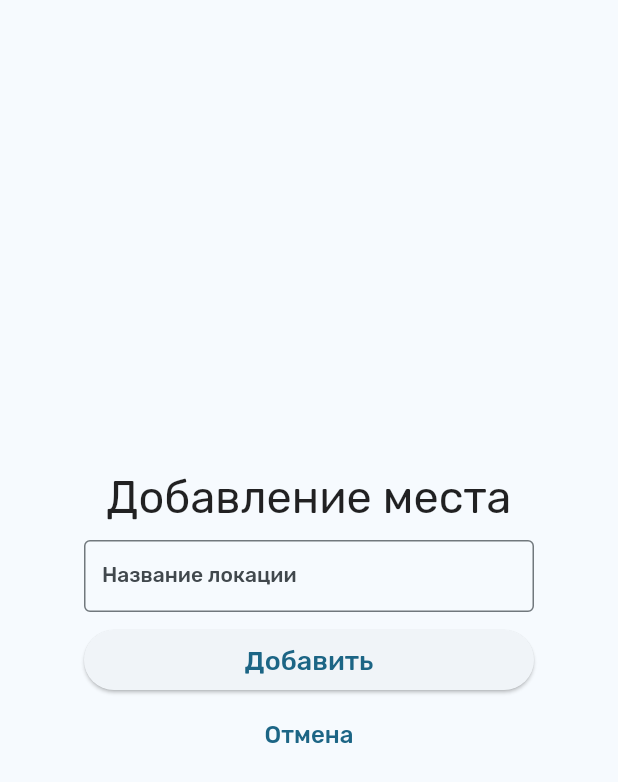
After one commit to tetrochel/itdols, a Flutter app: the AddPlacePage screen opened by its route, on a phone screen of 412 x 824 dp. The commit adds this screen. Shown: the top 782 px of the screen. Run offline on Flutter 3.47's test engine with Material 2 defaults, Android fonts, the phone set to English and light mode, and no system bars; our stand-ins replace flutter_riverpod, google_fonts, hive; accounts and stored records are empty.

Commit message:
Fix models and add post place method

```diff
--- a/lib/core/data/api/api.dart
+++ b/lib/core/data/api/api.dart
@@ -3,7 +3,7 @@ import 'package:crypto/crypto.dart';
 
 class API {
   static const String mainURL = 'http://127.0.0.1:5000';
-  static String getPasswordHash(String password, String salt) {
+  static Future<String> getPasswordHash(String password, String salt) async {
     String result = '$password$salt';
     for (var i = 0; i < 1530; i++) {
       List<int> bytes = utf8.encode('$result$salt');
--- a/lib/core/routes.dart
+++ b/lib/core/routes.dart
@@ -2,9 +2,11 @@ import 'package:flutter/material.dart';
 import 'package:itdols/features/auth/presentation/login_page.dart';
 import 'package:itdols/features/auth/presentation/registration_page.dart';
 import 'package:itdols/core/widgets/main_page.dart';
+import 'package:itdols/features/places/presentation/add_place_page.dart';
 
 Map<String, Widget Function(BuildContext)> routes = {
   '/': (context) => MainPage(),
   '/login': (context) => LoginPage(),
   '/registration': (context) => RegistrationPage(),
+  '/add_place': (context) => AddPlacePage(),
 };
--- a/lib/core/widgets/place_color_circle.dart
+++ b/lib/core/widgets/place_color_circle.dart
@@ -4,11 +4,11 @@ class PlaceColorCircle extends StatelessWidget {
   const PlaceColorCircle({
     Key? key,
     required this.size,
-    required this.id,
+    required this.color,
   }) : super(key: key);
 
   final double size;
-  final String id;
+  final String color;
   @override
   Widget build(BuildContext context) {
     return Container(
@@ -16,7 +16,7 @@ class PlaceColorCircle extends StatelessWidget {
       width: size,
       decoration: BoxDecoration(
         border: Border.all(color: Colors.grey),
-        color: Color(0xAA000000 + int.parse(id.substring(2, 8), radix: 16)),
+        color: Color(0xAA000000 + int.parse(color, radix: 16)),
         shape: BoxShape.circle,
       ),
     );
--- a/lib/features/auth/domain/data/api/auth_api_methods.dart
+++ b/lib/features/auth/domain/data/api/auth_api_methods.dart
@@ -14,7 +14,7 @@ class AuthAPIMethods {
   static Future<String?> registerUser(String username, String password) async {
     String? token;
     String salt = getRandomString(100);
-    String hash = API.getPasswordHash(password, salt);
+    String hash = await API.getPasswordHash(password, salt);
     http.Response response = await http.post(
       Uri.parse('${API.mainURL}/registration'),
       headers: <String, String>{
@@ -27,7 +27,7 @@ class AuthAPIMethods {
       }),
     );
     if (response.statusCode == 200) {
-      token = await jsonDecode(response.body)['token'];
+      token = jsonDecode(response.body)['token'];
       return token;
     } else {
       return null;
--- a/lib/features/auth/domain/states/user_state.dart
+++ b/lib/features/auth/domain/states/user_state.dart
@@ -11,4 +11,8 @@ class UserStateHolder extends StateNotifier<UserModel?> {
   void setUser(UserModel? user) {
     state = user;
   }
+
+  UserModel? getUser() {
+    return state;
+  }
 }
--- a/lib/features/calculation/presentation/calculation_page.dart
+++ b/lib/features/calculation/presentation/calculation_page.dart
@@ -113,7 +113,7 @@ class _PlaceWidget extends StatelessWidget {
   Widget build(BuildContext context) {
     return Row(
       children: [
-        PlaceColorCircle(size: 12, id: place.id),
+        PlaceColorCircle(size: 12, color: place.color),
         const SizedBox(
           width: 4,
         ),
--- a/lib/features/jobs/presentation/job_widget.dart
+++ b/lib/features/jobs/presentation/job_widget.dart
@@ -201,7 +201,7 @@ class _PlaceWidget extends StatelessWidget {
   Widget build(BuildContext context) {
     return Row(
       children: [
-        PlaceColorCircle(size: 12, id: place.id),
+        PlaceColorCircle(size: 12, color: place.color),
         const SizedBox(
           width: 4,
         ),
--- a/lib/features/places/places_controller.dart
+++ b/lib/features/places/places_controller.dart
@@ -50,4 +50,9 @@ class PlacesController {
   Future setPlace(PlaceModel place) async {
     print(place);
   }
+
+  Future<bool> addPlace(String name) async {
+    String token = userStateHolder.getUser()!.token;
+    return await PlacesAPIMethods.addPlace(token, name);
+  }
 }
--- /dev/null
+++ b/lib/features/places/presentation/add_place_page.dart
@@ -0,0 +1,86 @@
+import 'package:flutter/material.dart';
+import 'package:flutter_riverpod/flutter_riverpod.dart';
+import 'package:itdols/core/widgets/messeger.dart';
+import 'package:itdols/features/places/places_controller.dart';
+
+class AddPlacePage extends ConsumerWidget {
+  AddPlacePage({super.key});
+  final TextEditingController controller = TextEditingController();
+
+  @override
+  Widget build(BuildContext context, WidgetRef ref) {
+    return SafeArea(
+      child: Scaffold(
+        body: Center(
+          child: SizedBox(
+            width: 300,
+            child: Column(
+              mainAxisSize: MainAxisSize.min,
+              children: [
+                const Text(
+                  'Добавление места',
+                  style: TextStyle(fontSize: 30),
+                ),
+                const SizedBox(height: 10),
+                SizedBox(
+                  width: double.infinity,
+                  height: 50,
+                  child: TextFormField(
+                    style: const TextStyle(fontSize: 20),
+                    controller: controller,
+                    onFieldSubmitted: (value) => addPlace(context, ref),
+                    decoration: const InputDecoration(
+                      labelText: 'Название локации',
+                      border: OutlineInputBorder(),
+                      contentPadding: EdgeInsets.symmetric(horizontal: 8),
+                    ),
+                  ),
+                ),
+                const SizedBox(height: 10),
+                SizedBox(
+                  height: 40,
+                  width: double.infinity,
+                  child: ElevatedButton(
+                    onPressed: () => addPlace(context, ref),
+                    child: const Text(
+                      'Добавить',
+                      style: TextStyle(fontSize: 18),
+                    ),
+                  ),
+                ),
+                const SizedBox(height: 10),
+                SizedBox(
+                  height: 40,
+                  width: double.infinity,
+                  child: TextButton(
+                    onPressed: () {
+                      Navigator.pop(context);
+                    },
+                    child: const Text(
+                      'Отмена',
+                      style: TextStyle(fontSize: 16),
+                    ),
+                  ),
+                ),
+              ],
+            ),
+          ),
+        ),
+      ),
+    );
+  }
+
+  Future addPlace(BuildContext context, WidgetRef ref, [bool mounted = true]) async {
+    String name = controller.text.trim();
+    if (name.isEmpty) {
+      showMessage('Введите название места!', context);
+      return;
+    }
+    if (!await ref.read(placesController).addPlace(name)) {
+      showMessage('Ошибка сети!', context);
+    }
+    await ref.read(placesController).getPlaces();
+    if (!mounted) return;
+    Navigator.pop(context);
+  }
+}
--- a/lib/features/places/presentation/place_widget.dart
+++ b/lib/features/places/presentation/place_widget.dart
@@ -29,7 +29,7 @@ class PlaceWidgetState extends ConsumerState<PlaceWidget> {
         height: 42,
         child: Row(
           children: [
-            PlaceColorCircle(size: 18, id: widget.place.id),
+            PlaceColorCircle(size: 18, color: widget.place.color),
             SizedBox(
               width: isEditing ? 4 : 14,
             ),
--- a/lib/features/places/presentation/places_page.dart
+++ b/lib/features/places/presentation/places_page.dart
@@ -27,7 +27,7 @@ class PlacesPage extends ConsumerWidget {
           actions: [
             ElevatedButton(
               onPressed: () {
-                // TODO: go to place create screen
+                Navigator.pushNamed(context, '/add_place');
               },
               child: const Text('Добавить'),
             )
--- a/lib/features/routes/data/api/routes_api_methods.dart
+++ b/lib/features/routes/data/api/routes_api_methods.dart
@@ -26,7 +26,7 @@ class RoutesAPIMethods {
 
   static Future<bool> setRoute(String token, RouteModel route) async {
     http.Response response = await http.put(
-      Uri.parse('${API.mainURL}/routes/${route.routeID}'),
+      Uri.parse('${API.mainURL}/routes/${route.id}'),
       headers: <String, String>{
         'Content-Type': 'application/json; charset=UTF-8',
         'token': token,
--- a/lib/features/routes/presentation/route_widget.dart
+++ b/lib/features/routes/presentation/route_widget.dart
@@ -158,7 +158,7 @@ class _PlaceWidget extends StatelessWidget {
   Widget build(BuildContext context) {
     return Row(
       children: [
-        PlaceColorCircle(size: 20, id: place.id),
+        PlaceColorCircle(size: 20, color: place.color),
         const SizedBox(
           width: 4,
         ),
```
Also changed, not shown: lib/features/auth/presentation/login_page.dart (+7 -1 lines), lib/features/calculation/calculation_controller.dart (+0 -8 lines), lib/features/jobs/domain/models/job_model.dart (+4 -4 lines), lib/features/places/data/api/places_api_methods.dart (+12 -0 lines), lib/features/places/domain/models/place_model.dart (+16 -7 lines), lib/features/routes/domain/models/route_model.dart (+9 -9 lines).
